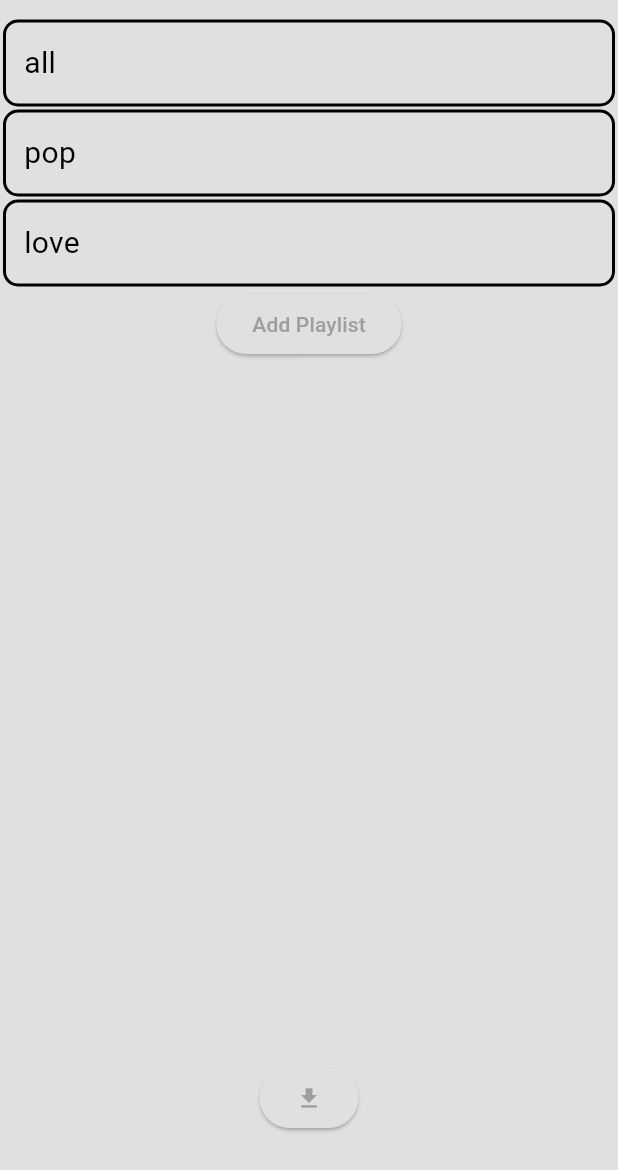
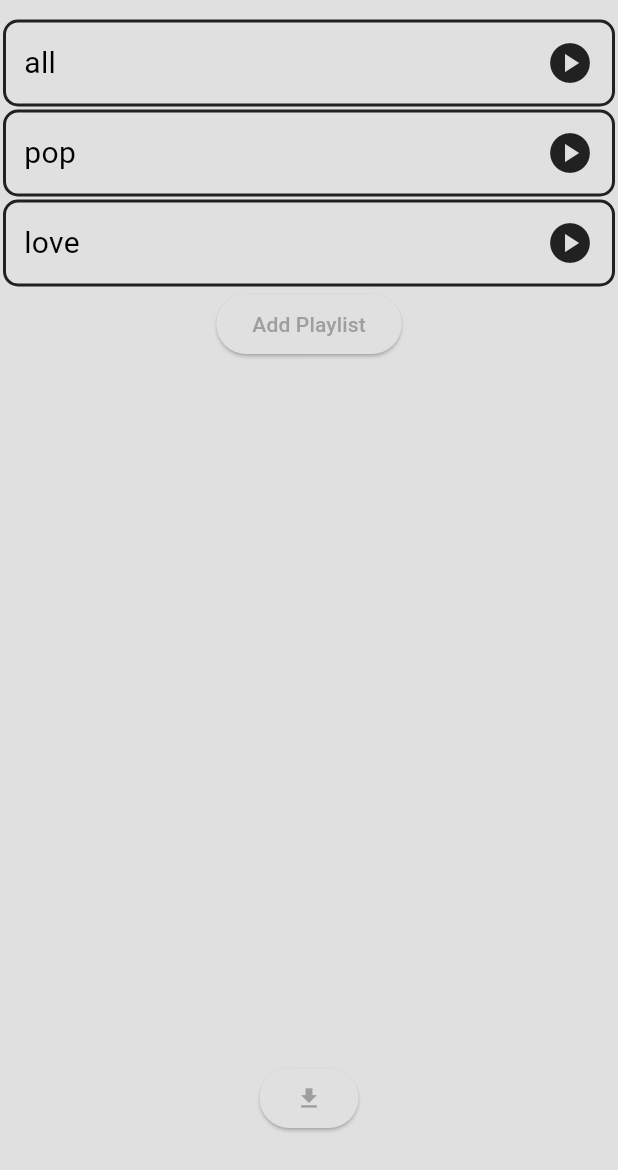
Before and after one commit to honganji/tamadrop, a Flutter app: the screen it shows after launch, on a phone screen of 412 x 824 dp, the part 66-1236 px from its top. Run offline on Flutter 3.47's test engine with Material 3 defaults, Android fonts, the phone set to English and light mode, and no system bars; our stand-ins replace flutter_bloc, sqflite, sqflite_common, video_player; missing offline and left inert: ffmpeg_kit_flutter_audio, youtube_explode_dart; accounts and stored records are empty.

Commit message:
add play button for each playlist

```diff
--- a/lib/features/download/presentation/cubits/video_cubit.dart
+++ b/lib/features/download/presentation/cubits/video_cubit.dart
@@ -15,7 +15,7 @@ class VideoCubit extends Cubit<VideoState> {
 
   LocalVideo? get localVideo => _localVideo;
 
-  Future<void> downloadVideo(String url, int pid) async {
+  Future<void> downloadVideo(String url, int? pid) async {
     try {
       emit(VideoLoading());
       _localVideo = await downloadVideoRepo.downloadVideo(url);
--- a/lib/features/layout/presentation/pages/layout_page.dart
+++ b/lib/features/layout/presentation/pages/layout_page.dart
@@ -4,6 +4,7 @@ import 'package:flutter_bloc/flutter_bloc.dart';
 import 'package:tamadrop/features/download/presentation/pages/download_page.dart';
 import 'package:tamadrop/features/layout/presentation/cubits/layout_cubit.dart';
 import 'package:tamadrop/features/layout/presentation/cubits/layout_states.dart';
+import 'package:tamadrop/features/playlist/presentation/cubits/playlist_cubit.dart';
 import 'package:tamadrop/features/playlist/presentation/pages/playlist_page.dart';
 import 'package:tamadrop/features/themes/theme_cubit.dart';
 import 'package:tamadrop/features/video_list/presentation/pages/video_list_page.dart';
@@ -14,6 +15,7 @@ class LayoutPage extends StatelessWidget {
   Widget build(BuildContext context) {
     final themeCubit = context.watch<ThemeCubit>();
     final layoutCubit = context.read<LayoutCubit>();
+    final playlistCubit = context.read<PlaylistCubit>();
     return Scaffold(
       appBar: AppBar(
         title: BlocBuilder<LayoutCubit, LayoutState>(builder: (context, state) {
@@ -48,14 +50,19 @@ class LayoutPage extends StatelessWidget {
               Expanded(
                 child: BlocBuilder<LayoutCubit, LayoutState>(
                   builder: (context, state) {
-                    // TODO make it better transition
                     return AnimatedSwitcher(
                       duration: const Duration(milliseconds: 300),
                       transitionBuilder:
                           (Widget child, Animation<double> animation) {
                         if (child is VideoListPage) {
-                          return ScaleTransition(
-                            scale: animation,
+                          final offsetAnimation = Tween<Offset>(
+                            begin:
+                                const Offset(1.0, 0.0), // Slide in from right
+                            end: Offset.zero,
+                          ).animate(animation);
+
+                          return SlideTransition(
+                            position: offsetAnimation,
                             child: child,
                           );
                         } else {
@@ -96,7 +103,9 @@ class LayoutPage extends StatelessWidget {
                               );
                             }
                           },
-                          child: const DownloadPage(),
+                          child: DownloadPage(
+                            playlists: playlistCubit.playlists,
+                          ),
                         ),
                       );
                     },
--- a/lib/features/playlist/presentation/components/playlist_box.dart
+++ b/lib/features/playlist/presentation/components/playlist_box.dart
@@ -11,18 +11,20 @@ class PlaylistBox extends StatelessWidget {
   @override
   Widget build(BuildContext context) {
     final layoutCubit = context.read<LayoutCubit>();
-    return SizedBox(
-      height: 60,
-      width: MediaQuery.of(context).size.width * 0.9,
-      child: GestureDetector(
-        onTap: () {
-          layoutCubit.switchPage(
-              VideoListPage(playlist: playlist), playlist.name);
-        },
+    return GestureDetector(
+      onTap: () {
+        layoutCubit.switchPage(
+            VideoListPage(playlist: playlist), playlist.name);
+      },
+      child: SizedBox(
+        height: 60,
+        width: MediaQuery.of(context).size.width * 0.9,
         child: Container(
           decoration: BoxDecoration(
             border: Border.all(
-              color: Colors.black, // Specify the border color
+              color: Theme.of(context)
+                  .colorScheme
+                  .inversePrimary, // Specify the border color
               width: 2, // Specify the border width
             ),
             borderRadius: BorderRadius.circular(10),
@@ -35,7 +37,19 @@ class PlaylistBox extends StatelessWidget {
               Text(
                 playlist.name,
                 style: const TextStyle(fontSize: 20),
-              )
+              ),
+              const Spacer(),
+              GestureDetector(
+                onTap: () {
+                  // TODO play playlist
+                  print("play playlist");
+                },
+                child: Icon(
+                  Icons.play_circle,
+                  size: 32,
+                  color: Theme.of(context).colorScheme.inversePrimary,
+                ),
+              ),
             ],
           ),
         ),
--- a/lib/features/storage/domain/repos/storage_repo.dart
+++ b/lib/features/storage/domain/repos/storage_repo.dart
@@ -5,7 +5,7 @@ abstract class StorageRepo {
   // initialization
   Future<void> initializeDB();
   // Create
-  Future<void> storeVideo(LocalVideo video, int pid);
+  Future<void> storeVideo(LocalVideo video, int? pid);
 
   // Read
   Future<List<LocalVideo>> getCategorizedVideo(int categoryId);
```
Also changed, not shown: lib/features/download/presentation/components/my_text_field.dart (+10 -5 lines), lib/features/download/presentation/pages/download_page.dart (+47 -11 lines), lib/features/storage/data/sqflite_storage_repo.dart (+5 -3 lines), lib/features/video_list/presentation/pages/video_list_page.dart (+0 -19 lines).
